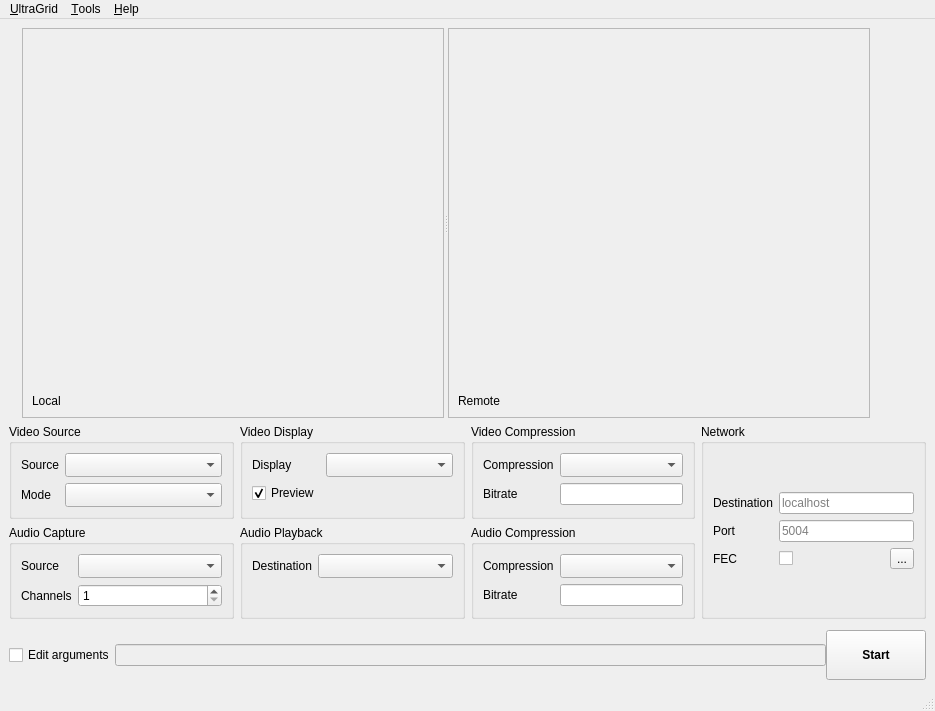
Before: the Qt Designer form gui/QT/ui/ultragrid_window.ui in CESNET/UltraGrid, drawn with Qt 5.
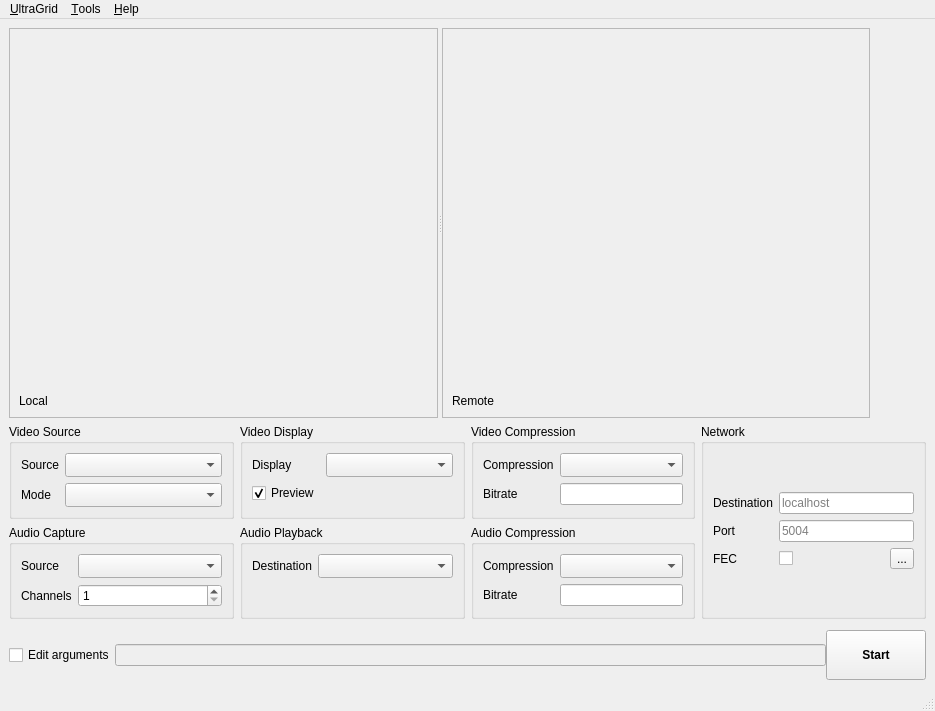
After: the same form once the commit is applied. Custom widgets are drawn as their Qt base class.

Commit message: GUI: Remove unnecessary spacer

Diff of the .ui file:
```diff
--- a/gui/QT/ui/ultragrid_window.ui
+++ b/gui/QT/ui/ultragrid_window.ui
@@ -20,22 +20,6 @@
    <layout class="QVBoxLayout" name="verticalLayout_6" stretch="6,0,0">
     <item>
      <layout class="QHBoxLayout" name="horizontalLayout">
-      <item>
-       <spacer name="horizontalSpacer">
-        <property name="orientation">
-         <enum>Qt::Horizontal</enum>
-        </property>
-        <property name="sizeType">
-         <enum>QSizePolicy::Minimum</enum>
-        </property>
-        <property name="sizeHint" stdset="0">
-         <size>
-          <width>13</width>
-          <height>13</height>
-         </size>
-        </property>
-       </spacer>
-      </item>
       <item>
        <widget class="QSplitter" name="previewsSplitter">
         <property name="orientation">
```
Left out of the diff: 3 changed lines with no effect on the pictures.
